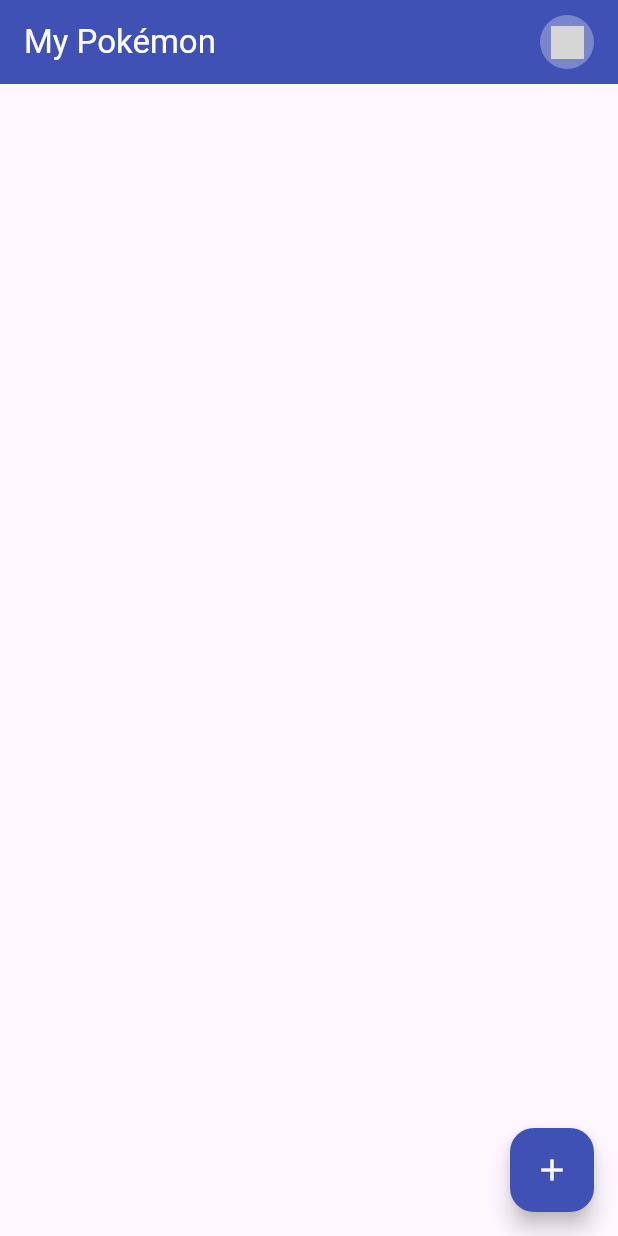
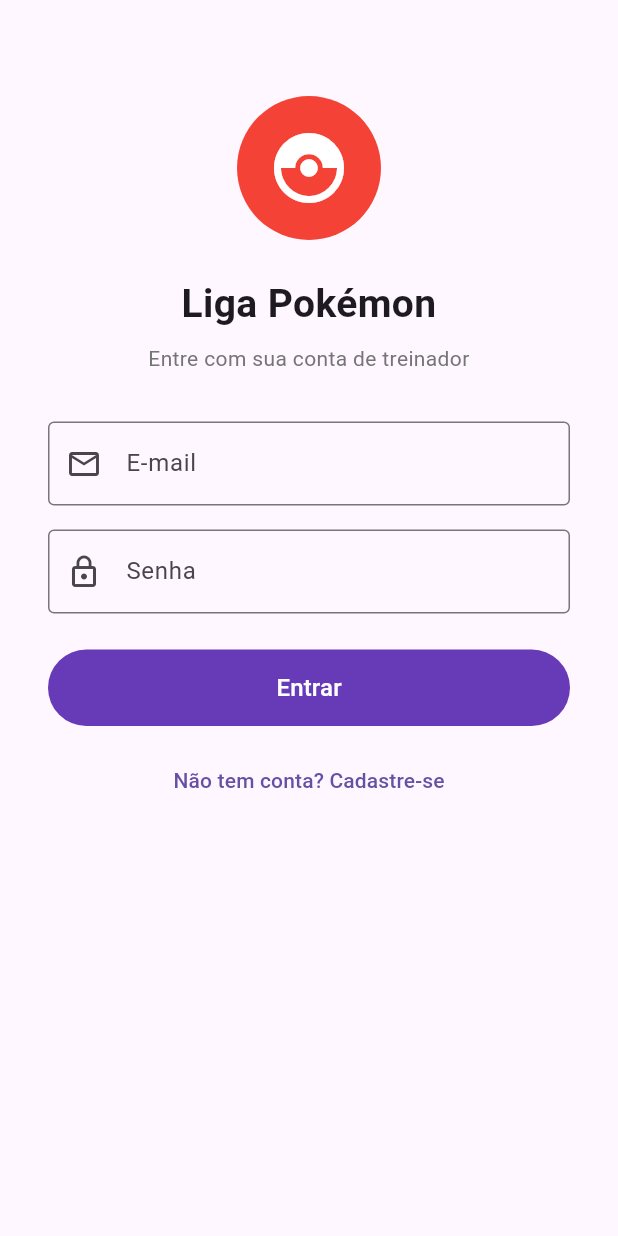
Before and after one commit to pedromeira220/pokedex-puc, a Flutter app: the screen it shows after launch, on a phone screen of 412 x 824 dp. Run offline on Flutter 3.47's test engine with Material 3 defaults, Android fonts, the phone set to English and light mode, and no system bars; our stand-ins replace cloud_firestore, firebase_auth, firebase_core; accounts and stored records are empty; generated files the repository leaves out were written again; grey boxes are pictures that could not be loaded.

Commit message:
atividade-10

```diff
--- /dev/null
+++ b/lib/auth_screen.dart
@@ -0,0 +1,178 @@
+import 'package:flutter/material.dart';
+import 'package:firebase_auth/firebase_auth.dart';
+
+class AuthScreen extends StatefulWidget {
+  const AuthScreen({super.key});
+
+  @override
+  State<AuthScreen> createState() => _AuthScreenState();
+}
+
+class _AuthScreenState extends State<AuthScreen> {
+  final _formKey = GlobalKey<FormState>();
+  bool _isLogin = true;
+  bool _loading = false;
+  String? _error;
+
+  final _emailController = TextEditingController();
+  final _passwordController = TextEditingController();
+
+  @override
+  void dispose() {
+    _emailController.dispose();
+    _passwordController.dispose();
+    super.dispose();
+  }
+
+  String _mensagemErro(String code) => switch (code) {
+        'invalid-email' => 'E-mail inválido.',
+        'user-not-found' ||
+        'wrong-password' ||
+        'invalid-credential' =>
+          'E-mail ou senha incorretos.',
+        'email-already-in-use' => 'Este e-mail já está cadastrado.',
+        'weak-password' => 'Senha muito fraca. Use pelo menos 6 caracteres.',
+        _ => 'Erro inesperado. Tente novamente.',
+      };
+
+  Future<void> _submit() async {
+    if (!_formKey.currentState!.validate()) return;
+    setState(() {
+      _loading = true;
+      _error = null;
+    });
+    try {
+      if (_isLogin) {
+        await FirebaseAuth.instance.signInWithEmailAndPassword(
+          email: _emailController.text.trim(),
+          password: _passwordController.text,
+        );
+      } else {
+        await FirebaseAuth.instance.createUserWithEmailAndPassword(
+          email: _emailController.text.trim(),
+          password: _passwordController.text,
+        );
+      }
+    } on FirebaseAuthException catch (e) {
+      setState(() => _error = _mensagemErro(e.code));
+    } finally {
+      setState(() => _loading = false);
+    }
+  }
+
+  @override
+  Widget build(BuildContext context) {
+    return Scaffold(
+      body: SingleChildScrollView(
+        padding: const EdgeInsets.symmetric(horizontal: 32, vertical: 64),
+        child: Form(
+          key: _formKey,
+          child: Column(
+            crossAxisAlignment: CrossAxisAlignment.stretch,
+            children: [
+              Center(
+                child: Container(
+                  width: 96,
+                  height: 96,
+                  decoration: const BoxDecoration(
+                    color: Colors.red,
+                    shape: BoxShape.circle,
+                  ),
+                  child: const Icon(
+                    Icons.catching_pokemon,
+                    color: Colors.white,
+                    size: 56,
+                  ),
+                ),
+              ),
+              const SizedBox(height: 24),
+              Text(
+                _isLogin ? 'Liga Pokémon' : 'Registro de Treinador',
+                textAlign: TextAlign.center,
+                style: const TextStyle(
+                  fontSize: 26,
+                  fontWeight: FontWeight.bold,
+                ),
+              ),
+              const SizedBox(height: 8),
+              Text(
+                _isLogin
+                    ? 'Entre com sua conta de treinador'
+                    : 'Crie sua conta para começar sua jornada',
+                textAlign: TextAlign.center,
+                style: TextStyle(fontSize: 14, color: Colors.grey.shade600),
+              ),
+              const SizedBox(height: 32),
+              TextFormField(
+                controller: _emailController,
+                keyboardType: TextInputType.emailAddress,
+                decoration: const InputDecoration(
+                  labelText: 'E-mail',
+                  prefixIcon: Icon(Icons.email_outlined),
+                  border: OutlineInputBorder(),
+                ),
+                validator: (v) {
+                  if (v == null || v.trim().isEmpty) return 'Informe o e-mail.';
+                  if (!v.contains('@')) return 'E-mail inválido.';
+                  return null;
+                },
+              ),
+              const SizedBox(height: 16),
+              TextFormField(
+                controller: _passwordController,
+                obscureText: true,
+                decoration: const InputDecoration(
+                  labelText: 'Senha',
+                  prefixIcon: Icon(Icons.lock_outline),
+                  border: OutlineInputBorder(),
+                ),
+                validator: (v) {
+                  if (v == null || v.isEmpty) return 'Informe a senha.';
+                  if (!_isLogin && v.length < 6) {
+                    return 'A senha deve ter pelo menos 6 caracteres.';
+                  }
+                  return null;
+                },
+              ),
+              if (_error != null) ...[
+                const SizedBox(height: 12),
+                Text(
+                  _error!,
+                  textAlign: TextAlign.center,
+                  style: const TextStyle(color: Colors.red),
+                ),
+              ],
+              const SizedBox(height: 24),
+              _loading
+                  ? const Center(child: CircularProgressIndicator())
+                  : FilledButton(
+                      style: FilledButton.styleFrom(
+                        backgroundColor: Colors.deepPurple,
+                        padding: const EdgeInsets.symmetric(vertical: 14),
+                      ),
+                      onPressed: _submit,
+                      child: Text(
+                        _isLogin ? 'Entrar' : 'Cadastrar',
+                        style: const TextStyle(fontSize: 16),
+                      ),
+                    ),
+              const SizedBox(height: 12),
+              TextButton(
+                onPressed: () {
+                  setState(() => _isLogin = !_isLogin);
+                  _formKey.currentState?.reset();
+                  _error = null;
+                },
+                child: Text(
+                  _isLogin
+                      ? 'Não tem conta? Cadastre-se'
+                      : 'Já tem conta? Entrar',
+                ),
+              ),
+            ],
+          ),
+        ),
+      ),
+    );
+  }
+}
--- a/pubspec.yaml
+++ b/pubspec.yaml
@@ -35,6 +35,7 @@
   # Use with the CupertinoIcons class for iOS style icons.
   cupertino_icons: ^1.0.8
   firebase_core: ^3.0.0
+  firebase_auth: ^5.0.0
   cloud_firestore: ^5.0.0
   http: ^1.2.2
 
```
Also changed, not shown: lib/home_screen.dart (+20 -2 lines), lib/main.dart (+19 -1 lines), pubspec.lock.
